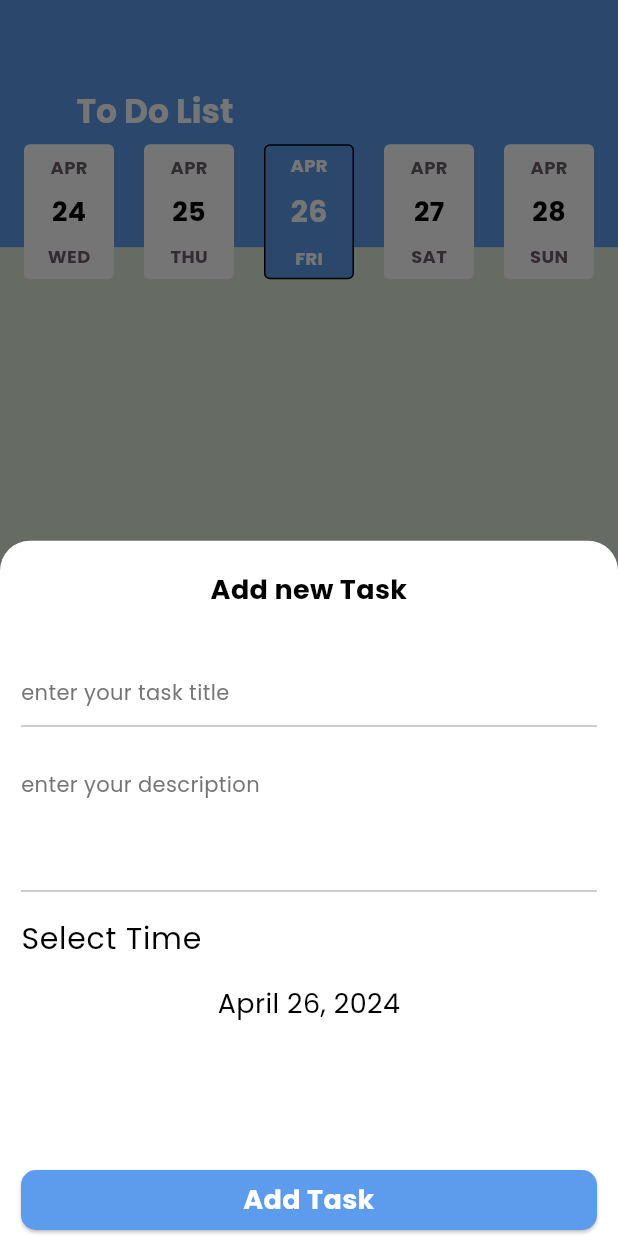
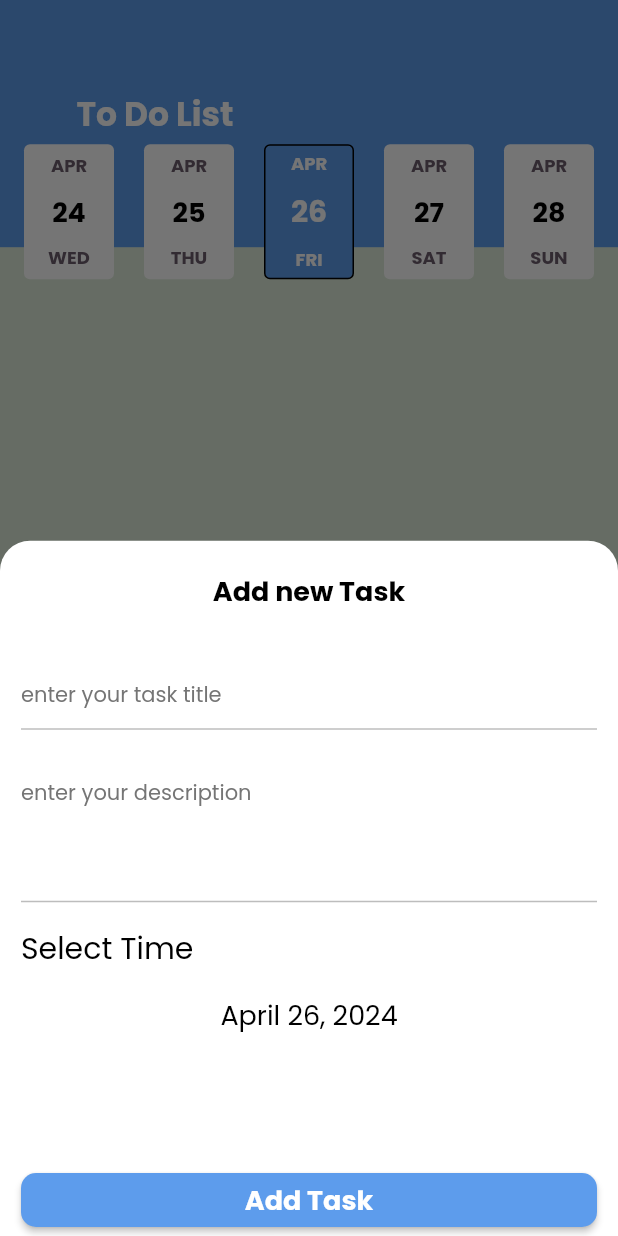
Before and after one commit to MaiBomadian/TODO-App, a Flutter app: the screen it shows after launch, after a tap on the "add" icon, on a phone screen of 412 x 824 dp. Run offline on Flutter 3.47's test engine with Material 3 defaults, Android fonts, the phone set to English and light mode, and no system bars; drawn by our look-alikes of easy_date_timeline; our stand-ins replace animated_custom_dropdown, bot_toast, cloud_firestore, firebase_auth, firebase_core, flutter_easyloading and 3 more; accounts and stored records are empty; generated files the repository leaves out were written again.

Commit message:
*Implement SharedPreferences for theme and language

```diff
--- a/lib/core/config/constants/application_theme_manager.dart
+++ b/lib/core/config/constants/application_theme_manager.dart
@@ -3,6 +3,7 @@ import 'package:flutter/material.dart';
 class ApplicationThemeManager {
   static Color primaryColor = const Color(0xff5D9CEC);
   static ThemeData lightTheme = ThemeData(
+    useMaterial3: false,
     appBarTheme: const AppBarTheme(
       backgroundColor: Colors.transparent,
       elevation: 0,
--- a/lib/core/config/constants/settings_provider.dart
+++ b/lib/core/config/constants/settings_provider.dart
@@ -1,4 +1,5 @@
 import 'package:flutter/material.dart';
+import 'package:shared_preferences/shared_preferences.dart';
 import 'package:todo_app/features/settings/pages/settings_view.dart';
 
 import '../../../features/tasks/pages/task_view.dart';
@@ -14,7 +15,7 @@ class SettingsProvider extends ChangeNotifier {
   ];
 
   selectedTaskDate(BuildContext context) async {
-   var currentSelectedDate = await showDatePicker(
+    var currentSelectedDate = await showDatePicker(
       context: context,
       firstDate: DateTime.now(),
       initialDate: selectedDate,
@@ -23,9 +24,9 @@ class SettingsProvider extends ChangeNotifier {
         const Duration(days: 365),
       ),
     );
-   if(currentSelectedDate == null)return;
-   selectedDate = currentSelectedDate;
-   notifyListeners();
+    if (currentSelectedDate == null) return;
+    selectedDate = currentSelectedDate;
+    notifyListeners();
   }
 
   changeIndex(int index) {
@@ -33,16 +34,42 @@ class SettingsProvider extends ChangeNotifier {
     notifyListeners();
   }
 
-  changeTheme(ThemeMode newTheme) {
+  Future changeTheme(ThemeMode newTheme) async {
     if (currentTheme == newTheme) return;
     currentTheme = newTheme;
     notifyListeners();
+    final SharedPreferences prefs = await SharedPreferences.getInstance();
+    prefs.setBool('IsDark', newTheme == ThemeMode.dark);
   }
 
-  changeLanguage(String newLanguage) {
+  Future <void>getTheme() async {
+    final SharedPreferences prefs = await SharedPreferences.getInstance();
+    bool? theme = prefs.getBool('IsDark');
+    if (theme != null) {
+      if (theme) {
+        currentTheme = ThemeMode.dark;
+      } else {
+        currentTheme = ThemeMode.light;
+      }
+      notifyListeners();
+    }
+  }
+
+  Future changeLanguage(String newLanguage) async {
     if (currentLanguage == newLanguage) return;
     currentLanguage = newLanguage;
     notifyListeners();
+    final SharedPreferences prefs = await SharedPreferences.getInstance();
+    prefs.setString('language', newLanguage);
+  }
+
+  Future<void> getLanguage() async {
+    final SharedPreferences prefs = await SharedPreferences.getInstance();
+    String? language = prefs.getString('language');
+    if (language != null) {
+      currentLanguage = language;
+      notifyListeners();
+    }
   }
 
   bool isDark() {
--- a/lib/core/widgets/text_form_field.dart
+++ b/lib/core/widgets/text_form_field.dart
@@ -21,6 +21,7 @@ class CustomTextFormField extends StatefulWidget {
   final TextInputAction? action;
   final FocusNode? focusNode;
   final Color? hintColor;
+
 
   const CustomTextFormField({
     super.key,
--- a/lib/features/layout_view.dart
+++ b/lib/features/layout_view.dart
@@ -15,10 +15,10 @@ class LayoutView extends StatelessWidget {
       floatingActionButton: FloatingActionButton(
         onPressed: () {
           showModalBottomSheet(
-            isDismissible: true,
-            backgroundColor: Colors.transparent,
+              isDismissible: true,
+              backgroundColor: Colors.transparent,
               context: context,
-              builder: (context) =>  TaskBottomSheet());
+              builder: (context) => TaskBottomSheet());
         },
         child: const Icon(
           Icons.add,
--- a/lib/features/settings/pages/settings_view.dart
+++ b/lib/features/settings/pages/settings_view.dart
@@ -1,14 +1,13 @@
 import 'package:animated_custom_dropdown/custom_dropdown.dart';
 import 'package:flutter/material.dart';
 import 'package:provider/provider.dart';
-
 import '../../../../core/config/constants/settings_provider.dart';
 import 'package:flutter_gen/gen_l10n/app_localizations.dart';
 
 class SettingsView extends StatelessWidget {
   SettingsView({Key? key}) : super(key: key);
   final List<String> language = ['English', 'عربي'];
-  final List<String> themeLits = [
+  final List<String> themeList = [
     'Light',
     'Dark',
   ];
@@ -120,7 +119,7 @@ class SettingsView extends StatelessWidget {
               ),
             ),
             initialItem: vm.currentTheme == ThemeMode.dark ? 'Dark' : 'Light',
-            items: themeLits,
+            items: themeList,
             onChanged: (value) {
               if (value == 'Dark') {
                 vm.changeTheme(ThemeMode.dark);
--- a/lib/main.dart
+++ b/lib/main.dart
@@ -5,6 +5,7 @@ import 'package:provider/provider.dart';
 import 'package:todo_app/core/config/constants/application_theme_manager.dart';
 import 'package:todo_app/core/config/constants/settings_provider.dart';
 import 'package:todo_app/core/services/loading_service.dart';
+import 'package:todo_app/features/edit/pages/edit_task_view.dart';
 import 'package:todo_app/features/layout_view.dart';
 import 'package:todo_app/features/login/pages/login_view.dart';
 import 'package:todo_app/features/register/pages/register_view.dart';
@@ -19,7 +20,7 @@ void main() async {
     options: DefaultFirebaseOptions.currentPlatform,
   );
   runApp(ChangeNotifierProvider(
-    create: (context) => SettingsProvider(),
+    create: (context) => SettingsProvider()..getLanguage()..getTheme(),
     child: const TodoApp(),
   ));
   configLoading();
@@ -49,6 +50,7 @@ class TodoApp extends StatelessWidget {
         LayoutView.routeName: (context) => const LayoutView(),
         LoginView.routeName: (context) => LoginView(),
         RegisterView.routeName: (context) => RegisterView(),
+        EditTask.routeName: (context) => const EditTask(),
       },
     );
   }
```
Also changed, not shown: lib/features/edit/pages/edit_task_view.dart (added, +190 -0 lines), lib/features/tasks/pages/task_view.dart (+8 -5 lines), lib/features/tasks/widgets/task_item.dart (+7 -0 lines), 1 other file.
